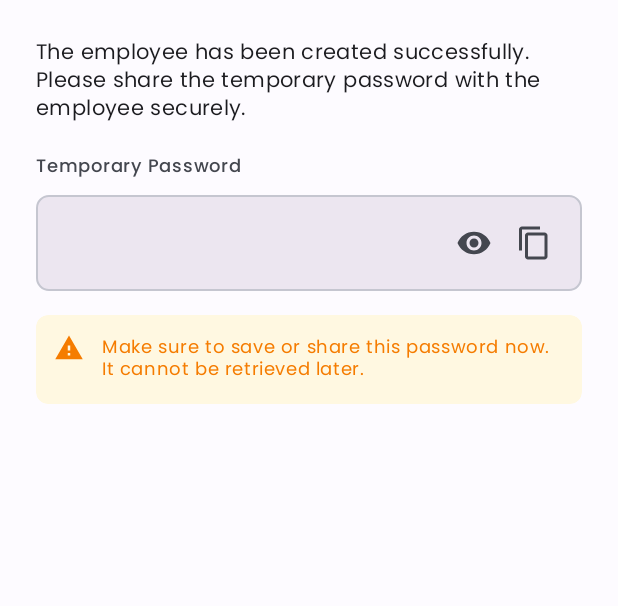
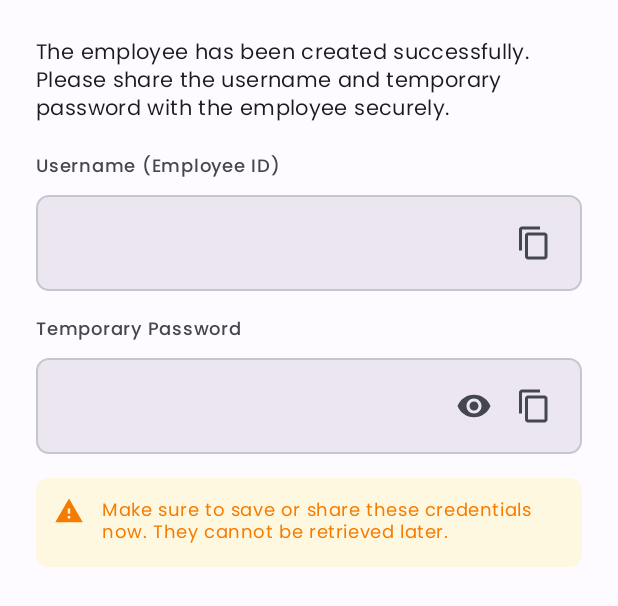
Before and after one commit to Shriram2005/Attendix, an Android app: the layout dialog_password_display.xml on its own in the app's theme, with its tools: preview values and no code run, on a phone screen of 412 x 824 dp. Shown: the top 606 px of the screen. Run offline under Robolectric (Android 15) with nearby library versions, the phone set to English and light mode, and no system bars; network calls fail.

Commit message:
implemented refresh list after adding employee, small ui changes, removed hr role

```diff
--- a/app/src/main/java/com/windhands/attendix/data/local/SessionManager.kt
+++ b/app/src/main/java/com/windhands/attendix/data/local/SessionManager.kt
@@ -97,7 +97,7 @@ class SessionManager @Inject constructor(
 
     val isAdmin: Flow<Boolean> = context.dataStore.data.map { preferences ->
         val role = preferences[KEY_ROLE]?.lowercase()
-        role == "admin" || role == "hr"
+        role == "admin"
     }
 
     suspend fun saveSession(
--- a/app/src/main/java/com/windhands/attendix/data/repository/AdminRepository.kt
+++ b/app/src/main/java/com/windhands/attendix/data/repository/AdminRepository.kt
@@ -78,7 +78,6 @@ class AdminRepository @Inject constructor(
             // Map role name to roleId
             val roleId = when (role.lowercase()) {
                 "admin" -> 1
-                "hr" -> 2
                 "employee" -> 3
                 else -> 3 // Default to employee
             }
@@ -116,7 +115,6 @@ class AdminRepository @Inject constructor(
             val roleId = role?.let {
                 when (it.lowercase()) {
                     "admin" -> 1
-                    "hr" -> 2
                     "employee" -> 3
                     else -> 3
                 }
--- a/app/src/main/java/com/windhands/attendix/ui/admin/EmployeeManagementFragment.kt
+++ b/app/src/main/java/com/windhands/attendix/ui/admin/EmployeeManagementFragment.kt
@@ -54,6 +54,12 @@ class EmployeeManagementFragment : Fragment() {
         setupRecyclerView()
         setupFab()
         observeViewModel()
+    }
+
+    override fun onResume() {
+        super.onResume()
+        // Refresh employee list when returning to this fragment
+        viewModel.loadEmployees()
     }
 
     private fun setupToolbar() {
--- a/app/src/main/java/com/windhands/attendix/ui/auth/LoginViewModel.kt
+++ b/app/src/main/java/com/windhands/attendix/ui/auth/LoginViewModel.kt
@@ -92,7 +92,7 @@ class LoginViewModel @Inject constructor(
 
                     // Check role and navigate
                     val isAdmin = response.user.role == Constants.ROLE_ADMIN ||
-                                  response.user.role == Constants.ROLE_HR
+                                  response.user.role == Constants.ROLE_ADMIN
                     if (isAdmin) {
                         navigate(NavigationEvent.NavigateToAdminDashboard)
                     } else {
--- a/app/src/main/java/com/windhands/attendix/ui/common/ProfileViewModel.kt
+++ b/app/src/main/java/com/windhands/attendix/ui/common/ProfileViewModel.kt
@@ -81,7 +81,6 @@ class ProfileViewModel @Inject constructor(
     private fun formatRole(role: String): String {
         return when (role.lowercase()) {
             "admin" -> "Administrator"
-            "hr" -> "Human Resources"
             "employee" -> "Employee"
             else -> role.replaceFirstChar { it.uppercase() }
         }
--- a/app/src/main/java/com/windhands/attendix/ui/splash/SplashViewModel.kt
+++ b/app/src/main/java/com/windhands/attendix/ui/splash/SplashViewModel.kt
@@ -81,7 +81,7 @@ class SplashViewModel @Inject constructor(
 
     private suspend fun navigateToAppropriateScreen() {
         val role = sessionManager.role.first()
-        val isAdmin = role == Constants.ROLE_ADMIN || role == Constants.ROLE_HR
+        val isAdmin = role == Constants.ROLE_ADMIN
 
         if (isAdmin) {
             _splashState.value = SplashState.LoggedInAsAdmin
--- a/app/src/main/java/com/windhands/attendix/util/Constants.kt
+++ b/app/src/main/java/com/windhands/attendix/util/Constants.kt
@@ -28,7 +28,6 @@ object Constants {
 
     // User Roles
     const val ROLE_ADMIN = "admin"
-    const val ROLE_HR = "hr"
     const val ROLE_EMPLOYEE = "employee"
 
     // Attendance Status
--- a/app/src/main/res/layout/dialog_password_display.xml
+++ b/app/src/main/res/layout/dialog_password_display.xml
@@ -12,6 +12,44 @@
         android:text="@string/employee_created_message"
         android:textAppearance="?attr/textAppearanceBodyMedium"
         android:textColor="?attr/colorOnSurface" />
+
+    <TextView
+        android:layout_width="match_parent"
+        android:layout_height="wrap_content"
+        android:layout_marginTop="16dp"
+        android:text="@string/employee_username_label"
+        android:textAppearance="?attr/textAppearanceLabelMedium"
+        android:textColor="?attr/colorOnSurfaceVariant" />
+
+    <LinearLayout
+        android:layout_width="match_parent"
+        android:layout_height="wrap_content"
+        android:layout_marginTop="8dp"
+        android:orientation="horizontal"
+        android:gravity="center_vertical"
+        android:background="@drawable/bg_input_field"
+        android:padding="12dp">
+
+        <TextView
+            android:id="@+id/tv_username"
+            android:layout_width="0dp"
+            android:layout_height="wrap_content"
+            android:layout_weight="1"
+            android:textAppearance="?attr/textAppearanceBodyLarge"
+            android:textColor="?attr/colorOnSurface"
+            android:fontFamily="monospace"
+            android:textIsSelectable="true" />
+
+        <ImageButton
+            android:id="@+id/btn_copy_username"
+            android:layout_width="40dp"
+            android:layout_height="40dp"
+            android:background="?attr/selectableItemBackgroundBorderless"
+            android:contentDescription="@string/copy_username"
+            android:src="@drawable/ic_copy"
+            app:tint="?attr/colorOnSurfaceVariant" />
+
+    </LinearLayout>
 
     <TextView
         android:layout_width="match_parent"
--- a/app/src/main/res/layout/fragment_login.xml
+++ b/app/src/main/res/layout/fragment_login.xml
@@ -32,13 +32,11 @@
             android:layout_width="80dp"
             android:layout_height="80dp"
             android:layout_marginTop="@dimen/spacing_xxl"
-            android:src="@drawable/ic_launcher_foreground"
+            android:src="@drawable/app_icon"
             android:contentDescription="@string/app_name"
-            android:background="@drawable/bg_circle_primary"
             app:layout_constraintEnd_toEndOf="parent"
             app:layout_constraintStart_toStartOf="parent"
-            app:layout_constraintTop_toTopOf="parent"
-            app:tint="@color/white" />
+            app:layout_constraintTop_toTopOf="parent" />
 
         <!-- Welcome Text -->
         <TextView
--- a/app/src/main/res/layout/fragment_splash.xml
+++ b/app/src/main/res/layout/fragment_splash.xml
@@ -11,14 +11,13 @@
         android:id="@+id/iv_logo"
         android:layout_width="@dimen/splash_logo_size"
         android:layout_height="@dimen/splash_logo_size"
-        android:src="@drawable/ic_launcher_foreground"
+        android:src="@drawable/app_icon"
         android:contentDescription="@string/app_name"
         app:layout_constraintBottom_toTopOf="@id/tv_app_name"
         app:layout_constraintEnd_toEndOf="parent"
         app:layout_constraintStart_toStartOf="parent"
         app:layout_constraintTop_toTopOf="parent"
-        app:layout_constraintVertical_chainStyle="packed"
-        app:tint="@color/white" />
+        app:layout_constraintVertical_chainStyle="packed" />
 
     <!-- App Name -->
     <TextView
--- a/app/src/main/res/values/strings.xml
+++ b/app/src/main/res/values/strings.xml
@@ -48,7 +48,7 @@
     <string name="empty_no_attendance">No attendance records found</string>
     <string name="empty_no_leave_requests">No leave requests found</string>
     <string name="empty_no_employees">No employees found</string>
-    <string name="add_employee_info">A temporary password will be generated and sent to the employee\'s email address.</string>
+    <string name="add_employee_info">Please fill in the employee details below to create a new account.</string>
     <string name="empty_no_notifications">No notifications</string>
     <string name="empty_leave_requests_subtitle">No leave requests match your current filter.</string>
     <string name="empty_pending_leave_requests">No pending leave requests at the moment.</string>
@@ -334,9 +334,11 @@
 
     <!-- Employee Creation Password Dialog -->
     <string name="employee_created_title">Employee Created Successfully</string>
-    <string name="employee_created_message">The employee has been created successfully. Please share the temporary password with the employee securely.</string>
+    <string name="employee_created_message">The employee has been created successfully. Please share the username and temporary password with the employee securely.</string>
+    <string name="employee_username_label">Username (Employee ID)</string>
+    <string name="copy_username">Copy username</string>
     <string name="temporary_password_label">Temporary Password</string>
     <string name="toggle_password_visibility">Toggle password visibility</string>
     <string name="copy_password">Copy password</string>
-    <string name="password_warning_message">Make sure to save or share this password now. It cannot be retrieved later.</string>
+    <string name="password_warning_message">Make sure to save or share these credentials now. They cannot be retrieved later.</string>
 </resources>
```
Also changed, not shown: app/src/main/java/com/windhands/attendix/ui/admin/AddEditEmployeeFragment.kt (+16 -4 lines), app/src/main/java/com/windhands/attendix/ui/admin/AddEditEmployeeViewModel.kt (+14 -4 lines).
